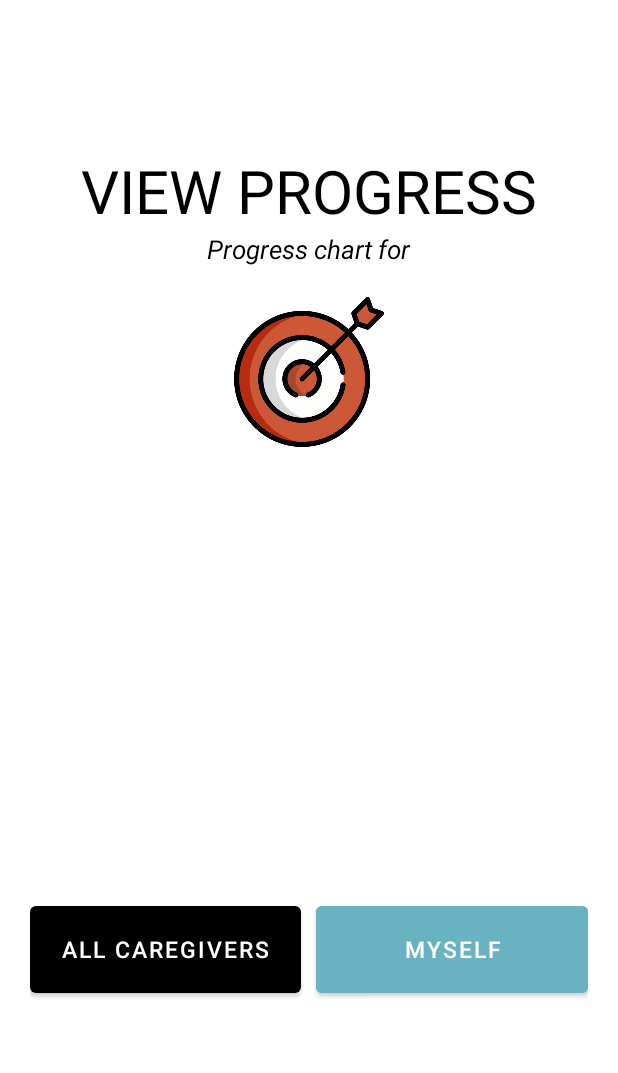
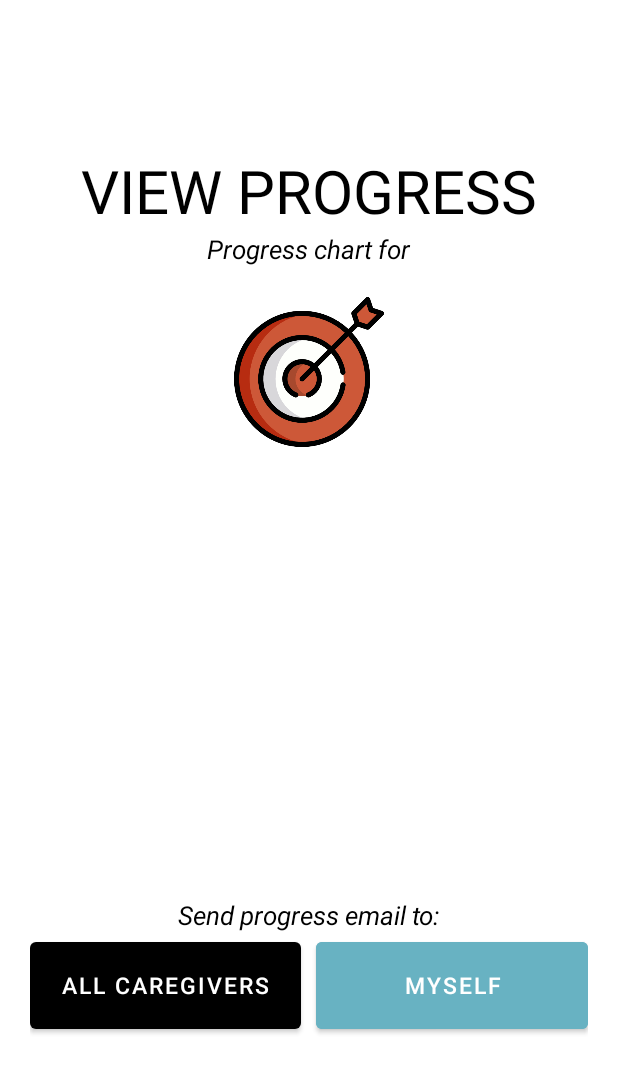
Before and after one commit to cassandrale179/ci491_project, an Android app: the layout activity_view_progress.xml on its own in the app's theme, with its tools: preview values and no code run, on a phone screen of 412 x 824 dp. Shown: the top 1073 px of the screen. Run offline under Robolectric (Android 15) with nearby library versions, the phone set to English and light mode, and no system bars.

Commit message:
Re-added deleted text to view progress screen

```diff
--- a/app/src/main/res/layout/activity_view_progress.xml
+++ b/app/src/main/res/layout/activity_view_progress.xml
@@ -60,6 +60,16 @@
                 android:layout_height="wrap_content">
             </ListView>
         </LinearLayout>
+
+        <TextView
+            android:id="@+id/sendEmailText"
+            android:layout_width="wrap_content"
+            android:layout_height="wrap_content"
+            android:text="Send progress email to:"
+            android:textSize="17sp"
+            android:textStyle="italic"
+            android:textColor="@color/black"/>
+
         <LinearLayout
             android:layout_width="match_parent"
             android:layout_height="match_parent"
```
